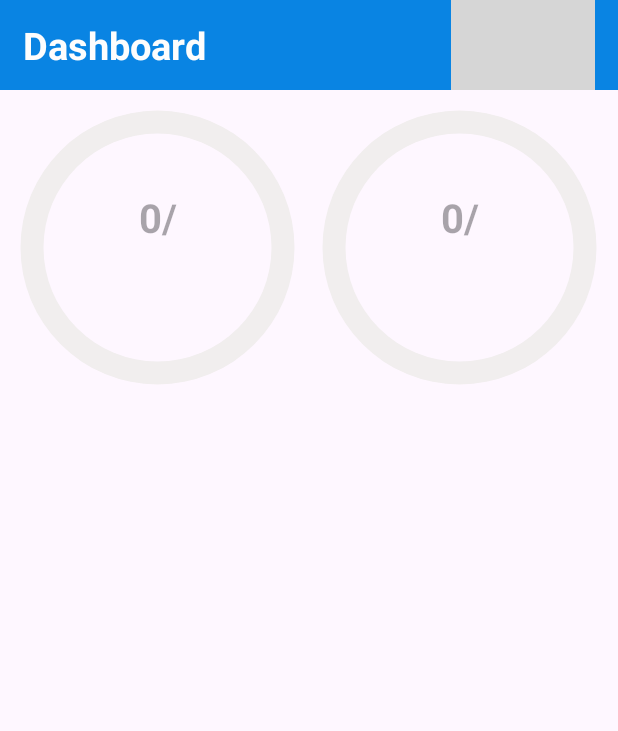
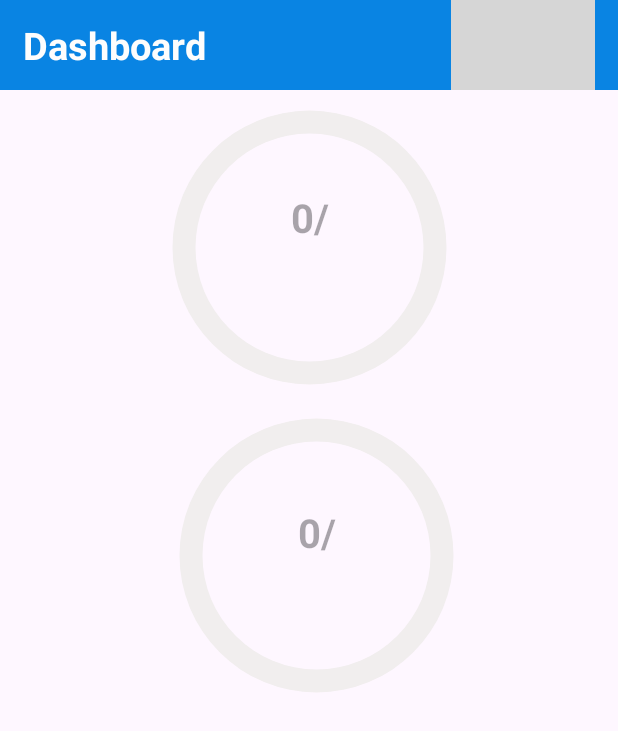
Before and after one commit to oniqy/Pmsmes, an Android app: the Project_Report screen opened directly, with no data from a screen before it, on a phone screen of 412 x 824 dp. Shown: the top 731 px of the screen. Run offline under Robolectric (Android 15) with nearby library versions, the phone set to English and light mode, and no system bars; grey boxes are pictures that could not be loaded.

Commit message:
last commit them isCancel stage

```diff
--- a/app/src/main/res/layout/activity_edit_task_2.xml
+++ b/app/src/main/res/layout/activity_edit_task_2.xml
@@ -136,6 +136,7 @@
                 android:text="Task's members"
                 android:textAlignment="viewStart"
                 android:layout_width="match_parent"
+
                 android:layout_height="wrap_content"/>
 
             <TextView
@@ -150,6 +151,7 @@
                 android:layout_width="match_parent"
                 android:layout_height="wrap_content"
                 android:textAlignment="viewStart"
+
                 android:text="4/4/4444"/>
 
             <TextView
--- a/app/src/main/res/layout/activity_project_report.xml
+++ b/app/src/main/res/layout/activity_project_report.xml
@@ -45,13 +45,13 @@
         android:layout_width="190dp"
         android:layout_height="190dp"
         android:layout_alignParentRight="true"
-        android:layout_marginStart="10dp"
         android:layout_marginTop="10dp"
         android:background="@drawable/cricel_shape"
         android:indeterminate="false"
         android:max="100"
         android:progress="0"
         android:progressDrawable="@drawable/circolum_process"
+        app:layout_constraintEnd_toEndOf="parent"
         app:layout_constraintStart_toStartOf="parent"
         app:layout_constraintTop_toBottomOf="@+id/linearLayout"
         tools:ignore="MissingConstraints" />
@@ -79,16 +79,16 @@
         android:layout_height="190dp"
         android:layout_alignParentRight="true"
         android:layout_marginStart="10dp"
-        android:layout_marginTop="10dp"
-        android:layout_marginEnd="10dp"
+        android:layout_marginTop="15dp"
         android:background="@drawable/cricel_shape"
         android:indeterminate="false"
         android:max="100"
         android:progress="0"
         android:progressDrawable="@drawable/circolum_process2"
         app:layout_constraintEnd_toEndOf="parent"
-        app:layout_constraintStart_toEndOf="@+id/progressBar_Task"
-        app:layout_constraintTop_toBottomOf="@+id/linearLayout" />
+        app:layout_constraintStart_toStartOf="parent"
+        app:layout_constraintTop_toBottomOf="@+id/progressBar_Task" />
+
     <TextView
         android:id="@+id/tvProgressCancel"
         android:layout_width="100dp"
@@ -103,14 +103,14 @@
         app:layout_constraintBottom_toBottomOf="@+id/progressBar_TaskCancel"
         app:layout_constraintEnd_toEndOf="@+id/progressBar_TaskCancel"
         app:layout_constraintStart_toStartOf="@+id/progressBar_TaskCancel"
-        app:layout_constraintTop_toBottomOf="@+id/linearLayout" />
+        app:layout_constraintTop_toTopOf="@+id/progressBar_TaskCancel" />
+
     <GridView
         android:id="@+id/gridViewInfo"
         android:layout_width="match_parent"
         android:layout_height="400dp"
-        android:layout_marginTop="10dp"
         android:numColumns="2"
         android:stretchMode="columnWidth"
-        app:layout_constraintTop_toBottomOf="@+id/progressBar_Task" />
+        app:layout_constraintTop_toBottomOf="@+id/progressBar_TaskCancel" />
 
 </androidx.constraintlayout.widget.ConstraintLayout>
--- a/app/src/main/res/layout/row_spinner_stage.xml
+++ b/app/src/main/res/layout/row_spinner_stage.xml
@@ -41,5 +41,10 @@
         android:text="isDone stage?"
         android:layout_width="match_parent"
         android:layout_height="wrap_content"/>
+    <CheckBox
+        android:id="@+id/isCancelStage"
+        android:text="isCancel Stage?"
+        android:layout_width="match_parent"
+        android:layout_height="wrap_content"/>
 
 </LinearLayout>
```
Also changed, not shown: app/src/main/java/com/example/pmsmes/Adapter/AdapterStage.java (+11 -3 lines), app/src/main/java/com/example/pmsmes/Controller/ProjectWorkspaceActivity.java (+16 -12 lines), app/src/main/java/com/example/pmsmes/Controller/Project_Report.java (+3 -24 lines), app/src/main/res/menu/menu_member_project.xml (+4 -12 lines).
